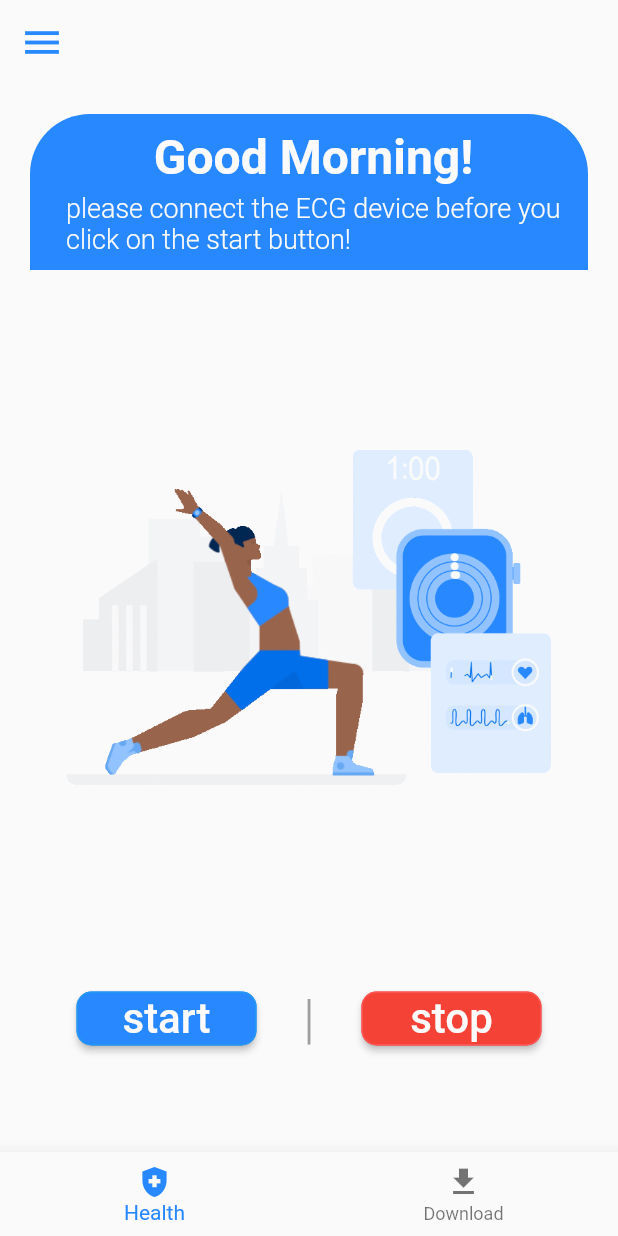
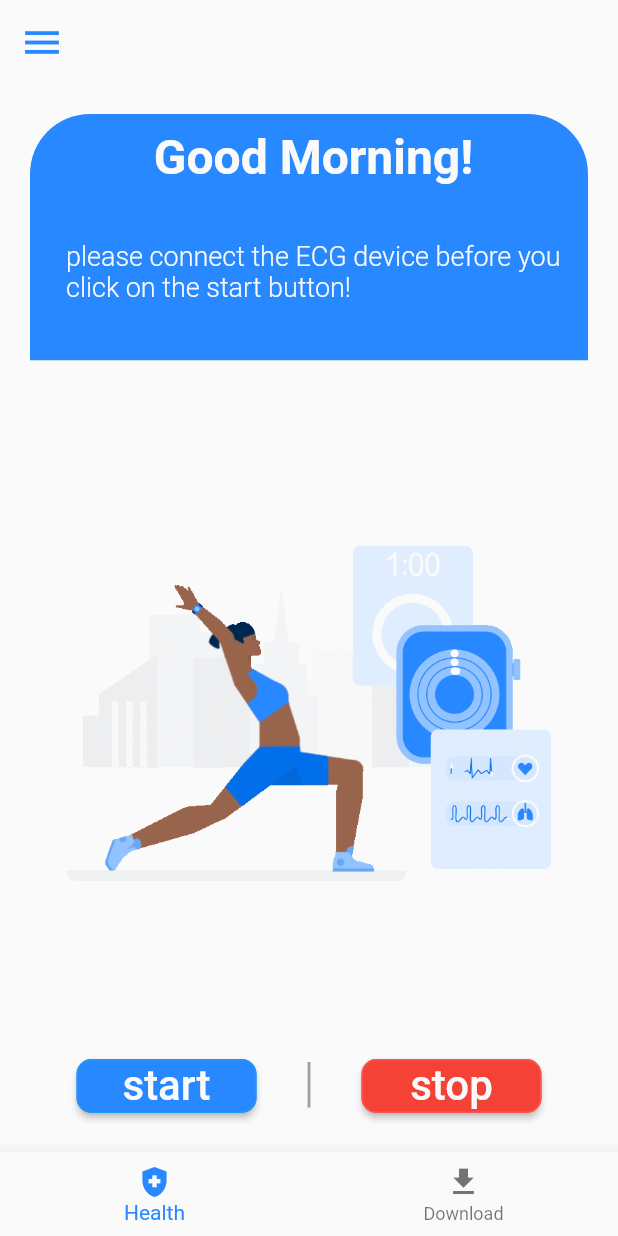
Before and after one commit to ibrahimnashaat/ai_control, a Flutter app: the Home screen opened directly, on a phone screen of 412 x 824 dp. Run offline on Flutter 3.47's test engine with Material 2 defaults, Android fonts, the phone set to English and light mode, and no system bars; our stand-ins replace cloud_firestore, conditional_builder_null_safety, firebase_auth, firebase_core, firebase_database, firebase_storage and 10 more; missing offline and left inert: contactus; accounts and stored records are empty.

Commit message:
modified 1

```diff
--- a/lib/main.dart
+++ b/lib/main.dart
@@ -120,6 +120,7 @@ class MyApp extends StatelessWidget {
                   ),
                 ),
 
+
                 primarySwatch: Colors.blue,
               ),
               home: startWidget,
--- a/lib/modules/home_pages/patient_state.dart
+++ b/lib/modules/home_pages/patient_state.dart
@@ -22,21 +22,22 @@ class _PatientState extends State<Patient> {
   final database = FirebaseDatabase.instance.ref();
   bool isLive = false;
 
-
-
   @override
   Widget build(BuildContext context) {
     final dailySpecialRef = database.child('first/');
-    return SizedBox(
+    return Padding(
+      padding: const EdgeInsets.all(20.0),
+      child: SizedBox(
+        width: MediaQuery.of(context).size.width,
         height: MediaQuery.of(context).size.height,
-      width: MediaQuery.of(context).size.width,
-      child: Padding(
-        padding: const EdgeInsets.all(20.0),
+        child: Expanded(
           child: Column(
-          mainAxisAlignment: MainAxisAlignment.center,
-          crossAxisAlignment: CrossAxisAlignment.start,
+            mainAxisAlignment: MainAxisAlignment.end,
             children: [
-            Container(
+              Expanded(
+                flex: 2,
+
+                child: Container(
                   decoration: BoxDecoration(
                     borderRadius: BorderRadius.only(
                       topRight: Radius.circular(40),
@@ -44,13 +45,15 @@ class _PatientState extends State<Patient> {
                     ),
                     color: HexColor('#2888ff'),
                   ),
-              child: Expanded(
-                flex:40,
                   child: Column(
                     crossAxisAlignment: CrossAxisAlignment.center,
                     children: [
-                    Container(
+                      Expanded(
+                        flex:1,
+                        child: Container(
                           margin: EdgeInsets.only(left: 6, top: 10),
+                          child: Expanded(
+                            flex: 1,
                             child: Text(
                               'Good Morning!',
                               style: TextStyle(
@@ -60,10 +63,14 @@ class _PatientState extends State<Patient> {
                               ),
                             ),
                           ),
+                        ),
+                      ),
                       SizedBox(
                         height: 4,
                       ),
-                    Container(
+                      Expanded(
+                        flex: 1,
+                        child: Container(
                           margin: EdgeInsets.only(left: 24, right: 4, bottom: 10),
                           child: Text(
                             'please connect the ECG device before you click on the start button!',
@@ -74,29 +81,35 @@ class _PatientState extends State<Patient> {
                             ),
                           ),
                         ),
+                      ),
                     ],
                   ),
                 ),
               ),
               SizedBox(
-              height: 40,
+                height: 3.h,
               ),
 
-            isLive ? Expanded(
-                flex: 60,
-                child: MyHomePage()):  Image.asset(
+              isLive
+                  ? Expanded(
+                flex: 5,
+                  child: MyHomePage()
+              )
+                  : Expanded(
+                  flex: 5,
+                      child: Image.asset(
                         'assets/images/12.gif',
                       ),
+                    ),
+              SizedBox(
+                height: 3.h,
+              ),
+
+              Row(
+                mainAxisAlignment: MainAxisAlignment.spaceEvenly,
+                crossAxisAlignment: CrossAxisAlignment.start,
 
 
-
-            SizedBox(
-              height: 18,
-            ),
-            Expanded(
-              flex: 20,
-              child: Row(
-                mainAxisAlignment: MainAxisAlignment.spaceEvenly,
                 children: [
                   MaterialButton(
                     minWidth: 120,
@@ -104,7 +117,7 @@ class _PatientState extends State<Patient> {
                         borderRadius: BorderRadius.circular(10.0),
                         side: BorderSide(color: Colors.blue)),
                     onPressed: () {
-                      setState((){
+                      setState(() {
                         isLive = true;
                       });
                     },
@@ -125,10 +138,9 @@ class _PatientState extends State<Patient> {
                         borderRadius: BorderRadius.circular(10.0),
                         side: BorderSide(color: Colors.redAccent)),
                     onPressed: () {
-                      setState((){
+                      setState(() {
                         isLive = false;
                       });
-
                     },
                     color: Colors.red,
                     textColor: Theme.of(context).scaffoldBackgroundColor,
@@ -136,12 +148,10 @@ class _PatientState extends State<Patient> {
                   ),
                 ],
               ),
+            ],
           ),
-          ],
         ),
       ),
     );
   }
-
-
 }
```
Also changed, not shown: lib/shared/components/components.dart (+0 -69 lines). Lines whose indentation alone changed are shown as unchanged.
